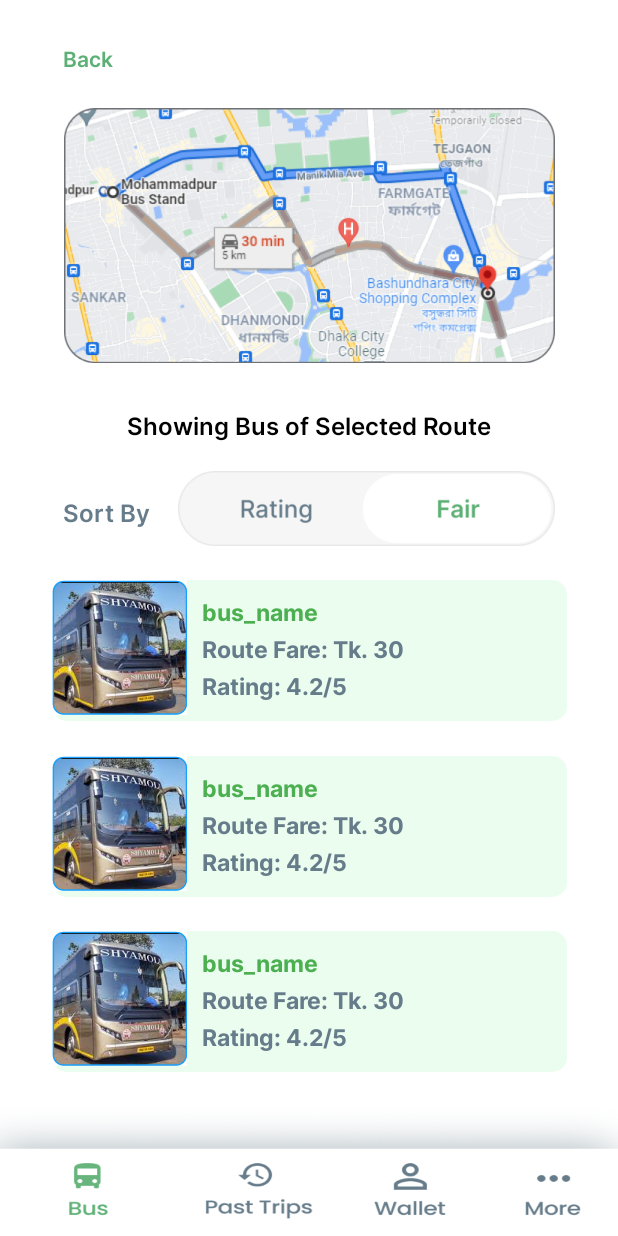
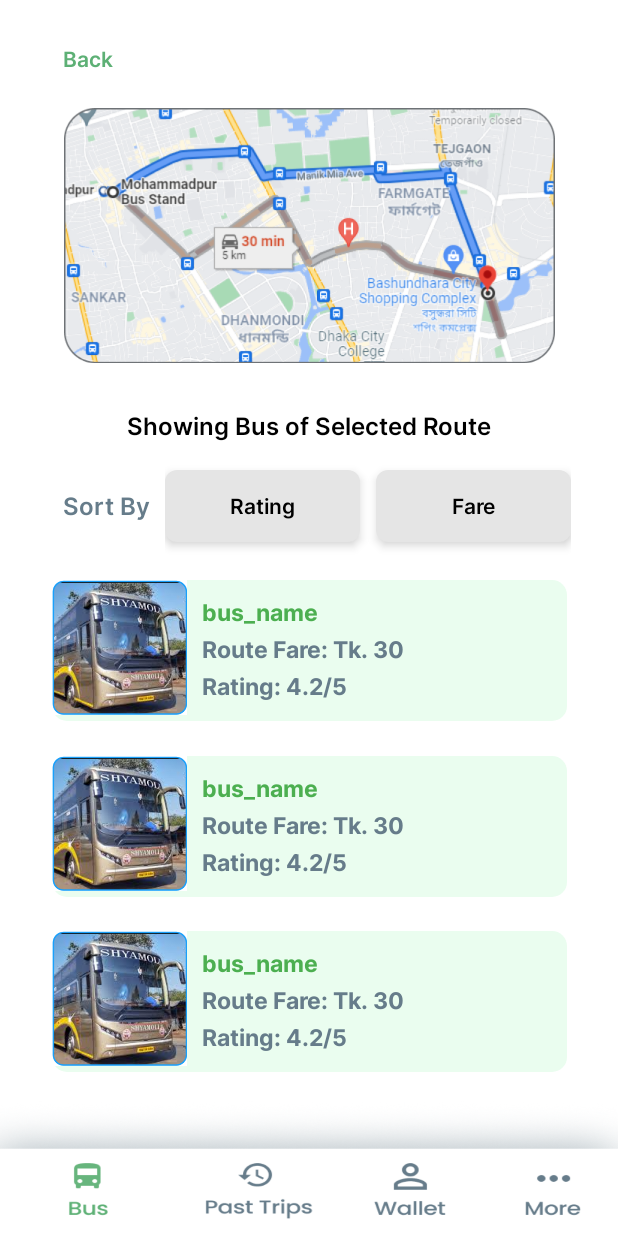
Before and after one commit to ksaifahmed/BusRadar, an Android app: the RouteSearchShowBusUI screen opened directly, with no data from a screen before it, on a phone screen of 412 x 824 dp. Run offline under Robolectric (Android 15) with nearby library versions, the phone set to English and light mode, and no system bars; Roboto replaces fonts that are not available here.

Commit message:
radio button for route search ui

```diff
--- a/app/src/main/res/layout/activity_route_search_show_bus_ui.xml
+++ b/app/src/main/res/layout/activity_route_search_show_bus_ui.xml
@@ -48,33 +48,70 @@
         app:layout_constraintTop_toTopOf="parent"
         app:layout_constraintVertical_bias="0.340" />
 
-    <TextView
+
+    <!-- slide button here -->
+    <LinearLayout
         android:layout_width="wrap_content"
         android:layout_height="wrap_content"
-        android:fontFamily="@font/inter_semibold"
-        android:text="@string/route_sort_bus"
-        android:textColor="@color/text_grey"
-        android:textSize="16sp"
         app:layout_constraintBottom_toBottomOf="parent"
-        app:layout_constraintHorizontal_bias="0.118"
+        app:layout_constraintHorizontal_bias="0.5"
         app:layout_constraintLeft_toLeftOf="parent"
         app:layout_constraintRight_toRightOf="parent"
         app:layout_constraintTop_toTopOf="parent"
-        app:layout_constraintVertical_bias="0.412" />
+        app:layout_constraintVertical_bias="0.4"
+        android:gravity="center"
+        android:orientation="horizontal">
 
-    <!-- slide button here -->
-    <ImageView
-        android:id="@+id/rate_fare_slide_btn"
-        android:layout_width="251dp"
-        android:layout_height="50dp"
-        android:scaleType="centerCrop"
-        android:src="@drawable/slide_rate_fare"
-        app:layout_constraintBottom_toBottomOf="parent"
-        app:layout_constraintEnd_toEndOf="parent"
-        app:layout_constraintHorizontal_bias="0.737"
-        app:layout_constraintStart_toStartOf="parent"
-        app:layout_constraintTop_toTopOf="parent"
-        app:layout_constraintVertical_bias="0.406" />
+        <TextView
+            android:layout_width="wrap_content"
+            android:layout_height="wrap_content"
+            android:fontFamily="@font/inter_semibold"
+            android:text="@string/route_sort_bus"
+            android:textColor="@color/text_grey"
+            android:textSize="16sp"
+            app:layout_constraintBottom_toBottomOf="parent"
+            app:layout_constraintLeft_toLeftOf="parent"
+            app:layout_constraintRight_toRightOf="parent"
+            app:layout_constraintTop_toTopOf="parent"
+            android:layout_margin="10dp"
+            />
+
+        <RadioGroup
+            android:layout_width="wrap_content"
+            android:layout_height="wrap_content"
+            android:orientation="horizontal">
+
+            <RadioButton
+                android:layout_width="130dp"
+                android:layout_height="wrap_content"
+                android:gravity="center"
+                android:text="@string/radio_btn_rating"
+                android:button="@color/white"
+                android:background="@drawable/radio_selector"
+                android:textColor="@drawable/radio_text_color"
+                android:fontFamily="@font/inter_semibold"
+                android:elevation="4dp"
+                android:layout_marginTop="16dp"
+                android:layout_marginBottom="16dp"
+                android:layout_marginRight="5dp"
+                />
+            <RadioButton
+                android:layout_width="130dp"
+                android:layout_height="wrap_content"
+                android:gravity="center"
+                android:text="@string/radio_btn_fare"
+                android:button="@color/white"
+                android:background="@drawable/radio_selector"
+                android:textColor="@drawable/radio_text_color"
+                android:fontFamily="@font/inter_semibold"
+                android:elevation="4dp"
+                android:layout_marginTop="16dp"
+                android:layout_marginBottom="16dp"
+                android:layout_marginLeft="5dp"
+                />
+        </RadioGroup>
+
+    </LinearLayout>
 
     <LinearLayout
         android:layout_width="343dp"
--- a/app/src/main/res/values/strings.xml
+++ b/app/src/main/res/values/strings.xml
@@ -43,4 +43,6 @@
     <!-- radio button -->
     <string name="radio_btn_rev">Reviews</string>
     <string name="radio_btn_route">Route</string>
+    <string name="radio_btn_rating">Rating</string>
+    <string name="radio_btn_fare">Fare</string>
 </resources>
```
